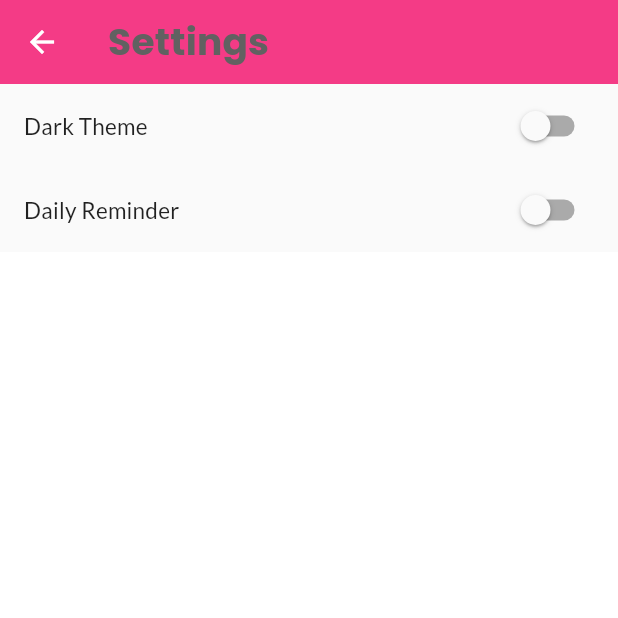
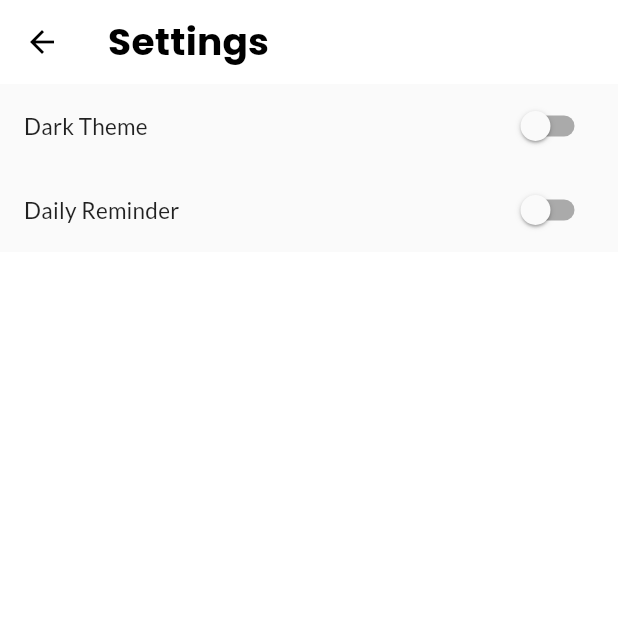
Before and after one commit to RianAsmara/resto, a Flutter app: the SettingsScreen screen opened directly, on a phone screen of 412 x 824 dp, the top half of it. Run offline on Flutter 3.47's test engine with Material 2 defaults, Android fonts, the phone set to English and light mode, and no system bars; our stand-ins replace flutter_local_notifications, flutter_svg, font_awesome_flutter, google_fonts, rxdart, shared_preferences and 1 more; missing offline and left inert: android_alarm_manager; accounts and stored records are empty; network calls fail.

Commit message:
fix bug title color

```diff
--- a/lib/common/styles.dart
+++ b/lib/common/styles.dart
@@ -1,10 +1,10 @@
 import 'package:flutter/material.dart';
 import 'package:google_fonts/google_fonts.dart';
 
-final Color primaryColor = Color(0xFFF43B86);
-final Color secondaryColor = Color(0xFF11052C);
+final Color primaryColor = Colors.white;
+final Color secondaryColor = Colors.blueAccent;
 
-final Color darkPrimaryColor = Colors.black54;
+final Color darkPrimaryColor = Colors.black;
 final Color darkSecondaryColor = Colors.lightBlueAccent;
 
 final TextTheme myTextTheme = TextTheme(
--- a/lib/main.dart
+++ b/lib/main.dart
@@ -1,3 +1,4 @@
+import 'dart:async';
 import 'dart:io';
 
 import 'package:android_alarm_manager/android_alarm_manager.dart';
@@ -77,7 +78,6 @@ class MyApp extends StatelessWidget {
               },
             );
           },
-      ),
-    );
+        ));
   }
 }
--- a/lib/screens/favorite_screen.dart
+++ b/lib/screens/favorite_screen.dart
@@ -38,9 +38,9 @@ class FavoritesScreen extends StatelessWidget {
         title: Text(
           favoritesTitle,
           style: GoogleFonts.poppins(
-              fontWeight: FontWeight.w700,
-              fontSize: 25,
-              color: Colors.grey.shade700),
+            fontWeight: FontWeight.w700,
+            fontSize: 25,
+          ),
         ),
       ),
       body: _buildList(),
--- a/lib/screens/setting_screen.dart
+++ b/lib/screens/setting_screen.dart
@@ -13,10 +13,7 @@ class SettingsScreen extends StatelessWidget {
       appBar: AppBar(
         title: Text(
           settingsTitle,
-          style: GoogleFonts.poppins(
-              fontWeight: FontWeight.w700,
-              fontSize: 25,
-              color: Colors.grey.shade700),
+          style: GoogleFonts.poppins(fontWeight: FontWeight.w700, fontSize: 25),
         ),
       ),
       body: _buildList(context),
```
Also changed, not shown: lib/screens/list_screen.dart (+9 -10 lines). Lines whose indentation alone changed are shown as unchanged.
